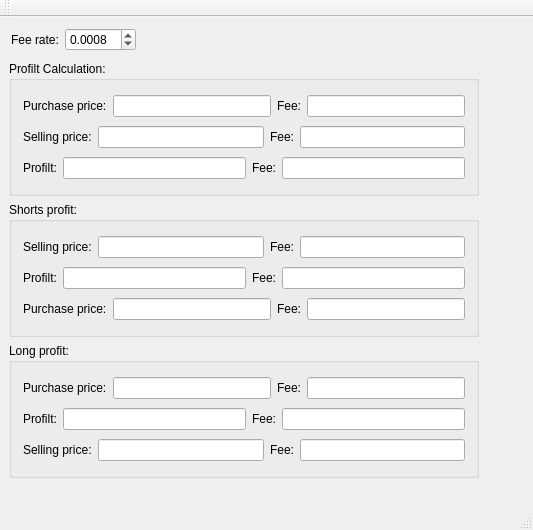
Old version of the form mainwindow.ui in the repository KangLin/ProfitCalculation.
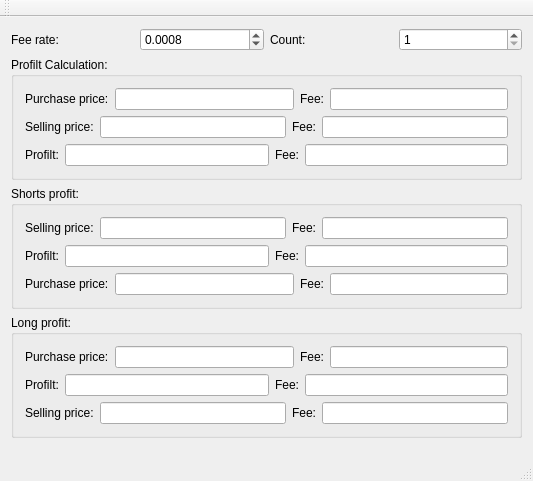
New version of the form.

```diff
--- a/mainwindow.ui
+++ b/mainwindow.ui
@@ -7,22 +7,60 @@
     <x>0</x>
     <y>0</y>
     <width>533</width>
-    <height>530</height>
+    <height>481</height>
    </rect>
   </property>
   <property name="windowTitle">
    <string>Profilt Calculation</string>
   </property>
   <widget class="QWidget" name="centralWidget">
+   <layout class="QGridLayout" name="gridLayout_4">
+    <item row="0" column="0">
+     <layout class="QHBoxLayout" name="horizontalLayout_4">
+      <item>
+       <widget class="QLabel" name="label">
+        <property name="text">
+         <string>Fee rate:</string>
+        </property>
+       </widget>
+      </item>
+      <item>
+       <widget class="QDoubleSpinBox" name="dbFeeRate">
+        <property name="decimals">
+         <number>4</number>
+        </property>
+        <property name="value">
+         <double>0.000800000000000</double>
+        </property>
+       </widget>
+      </item>
+      <item>
+       <widget class="QLabel" name="label_20">
+        <property name="text">
+         <string>Count:</string>
+        </property>
+       </widget>
+      </item>
+      <item>
+       <widget class="QDoubleSpinBox" name="dbCount">
+        <property name="decimals">
+         <number>0</number>
+        </property>
+        <property name="minimum">
+         <double>1.000000000000000</double>
+        </property>
+        <property name="maximum">
+         <double>10000.000000000000000</double>
+        </property>
+        <property name="value">
+         <double>1.000000000000000</double>
+        </property>
+       </widget>
+      </item>
+     </layout>
+    </item>
+    <item row="1" column="0">
    <widget class="QGroupBox" name="groupBox">
-    <property name="geometry">
-     <rect>
-      <x>9</x>
-      <y>44</y>
-      <width>470</width>
-      <height>135</height>
-     </rect>
-    </property>
     <property name="title">
      <string>Profilt Calculation:</string>
     </property>
@@ -117,15 +155,9 @@
      </item>
     </layout>
    </widget>
+    </item>
+    <item row="2" column="0">
    <widget class="QGroupBox" name="groupBox_2">
-    <property name="geometry">
-     <rect>
-      <x>9</x>
-      <y>185</y>
-      <width>470</width>
-      <height>135</height>
-     </rect>
-    </property>
     <property name="title">
      <string>Shorts profit:</string>
     </property>
@@ -224,15 +256,9 @@
      </item>
     </layout>
    </widget>
+    </item>
+    <item row="3" column="0">
    <widget class="QGroupBox" name="groupBox_3">
-    <property name="geometry">
-     <rect>
-      <x>9</x>
-      <y>326</y>
-      <width>470</width>
-      <height>135</height>
-     </rect>
-    </property>
     <property name="title">
      <string>Long profit:</string>
     </property>
@@ -331,27 +357,21 @@
      </item>
     </layout>
    </widget>
-   <widget class="QWidget" name="">
-    <layout class="QHBoxLayout" name="horizontalLayout_4">
-     <item>
-      <widget class="QLabel" name="label">
-       <property name="text">
-        <string>Fee rate:</string>
-       </property>
-      </widget>
-     </item>
-     <item>
-      <widget class="QDoubleSpinBox" name="dbFeeRate">
-       <property name="decimals">
-        <number>4</number>
-       </property>
-       <property name="value">
-        <double>0.000800000000000</double>
-       </property>
-      </widget>
-     </item>
-    </layout>
-   </widget>
+    </item>
+    <item row="4" column="0">
+     <spacer name="verticalSpacer">
+      <property name="orientation">
+       <enum>Qt::Vertical</enum>
+      </property>
+      <property name="sizeHint" stdset="0">
+       <size>
+        <width>20</width>
+        <height>27</height>
+       </size>
+      </property>
+     </spacer>
+    </item>
+   </layout>
   </widget>
   <widget class="QMenuBar" name="menuBar">
    <property name="geometry">
```
Left out of the diff: 2 changed lines with no effect on the pictures. Lines whose indentation alone changed are shown as unchanged.
